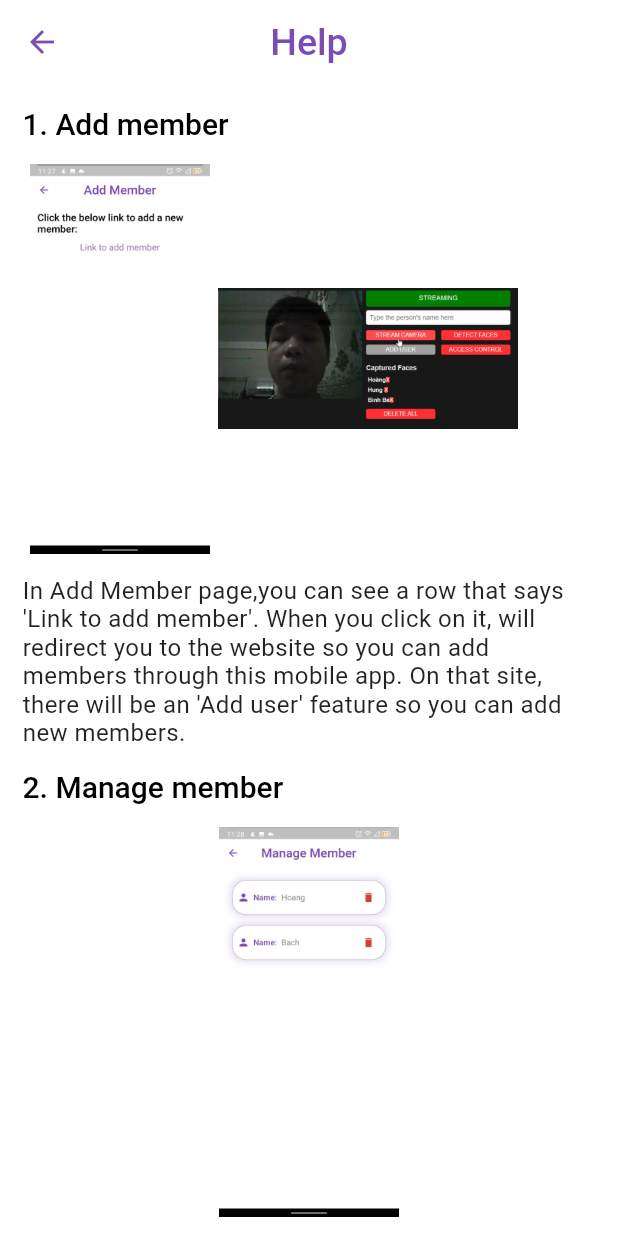
After one commit to Bachhoang2001/App-for-smart-house, a Flutter app: the GuideLine screen opened directly, on a phone screen of 412 x 824 dp. The commit adds this screen. Run offline on Flutter 3.47's test engine with Material 2 defaults, Android fonts, the phone set to English and light mode, and no system bars; our stand-ins replace cloud_firestore, firebase_auth, firebase_core, firebase_database, firebase_messaging, flutter_svg and 2 more; missing offline and left inert: dart:ffi, dart:html, flutter_webview_plugin, webview_flutter_android; accounts and stored records are empty.

Commit message:
Make guideline for user

```diff
--- a/lib/pages/components/custome_drawer.dart
+++ b/lib/pages/components/custome_drawer.dart
@@ -1,4 +1,5 @@
 import 'package:door_manager/constants.dart';
+import 'package:door_manager/pages/help.dart';
 import 'package:door_manager/pages/home.dart';
 import 'package:door_manager/pages/manage_member_page.dart';
 import 'package:door_manager/pages/profile_page.dart';
@@ -123,7 +124,12 @@ class _CustomDrawerState extends State<CustomDrawer> {
                   return HistoryPage();
                 }));
               }),
-              drawerTile(Icons.help_outline, "Help", () {}),
+              drawerTile(Icons.help_outline, "Help", () {
+                Navigator.of(context)
+                    .push(MaterialPageRoute(builder: (context) {
+                  return GuideLine();
+                }));
+              }),
               const Spacer(),
               drawerTile(Icons.power_settings_new_outlined, "Logout", () {
                 FirebaseAuth.instance.signOut().then((value) {
--- /dev/null
+++ b/lib/pages/help.dart
@@ -0,0 +1,230 @@
+import 'package:door_manager/constants.dart';
+import 'package:door_manager/pages/components/appbar_widget.dart';
+import 'package:flutter/material.dart';
+
+class GuideLine extends StatefulWidget {
+  @override
+  _GuideLineState createState() => _GuideLineState();
+}
+
+class _GuideLineState extends State<GuideLine> {
+  Widget build(BuildContext context) {
+    return Scaffold(
+      appBar: buildAppBar(context, 'Help', null),
+      body: SingleChildScrollView(
+        child: Padding(
+          padding:
+              const EdgeInsets.only(left: 15, right: 15, top: 15, bottom: 15),
+          child: Column(
+            mainAxisAlignment: MainAxisAlignment.start,
+            // ignore: prefer_const_literals_to_create_immutables
+            children: [
+              Align(
+                alignment: Alignment.centerLeft,
+                child: Text(
+                  "1. Add member",
+                  style: TextStyle(
+                      color: Colors.black,
+                      fontSize: 20,
+                      fontWeight: FontWeight.w500),
+                ),
+              ),
+              SizedBox(
+                height: 15,
+              ),
+              Row(
+                children: [
+                  Image.asset(
+                    "assets/images/add_member.jpg",
+                    width: 130,
+                    height: 260,
+                  ),
+                  Image.asset(
+                    "assets/images/stream.png",
+                    width: 200,
+                    height: 100,
+                  )
+                ],
+              ),
+              SizedBox(
+                height: 15,
+              ),
+              Text(
+                "In Add Member page,you can see a row that says 'Link to add member'. When you click on it, will redirect you to the website so you can add members through this mobile app. On that site, there will be an 'Add user' feature so you can add new members.",
+                style: TextStyle(fontSize: 16, letterSpacing: 0.3),
+              ),
+              SizedBox(
+                height: 15,
+              ),
+              Align(
+                alignment: Alignment.centerLeft,
+                child: Text(
+                  "2. Manage member",
+                  style: TextStyle(
+                      color: Colors.black,
+                      fontSize: 20,
+                      fontWeight: FontWeight.w500),
+                ),
+              ),
+              SizedBox(
+                height: 15,
+              ),
+              Image.asset(
+                "assets/images/manage_member.jpg",
+                width: 130,
+                height: 260,
+              ),
+              SizedBox(
+                height: 15,
+              ),
+              Text(
+                "In this feature, you can manage all members in the system (they are the ones who can open the door by facial recognition through the 'Add member' feature). If they are no longer in the system you manage, you can remove them from the system so that they can no longer open the door to enter your home.",
+                style: TextStyle(fontSize: 16, letterSpacing: 0.3),
+              ),
+              SizedBox(
+                height: 15,
+              ),
+              Align(
+                alignment: Alignment.centerLeft,
+                child: Text(
+                  "3. Manage history",
+                  style: TextStyle(
+                      color: Colors.black,
+                      fontSize: 20,
+                      fontWeight: FontWeight.w500),
+                ),
+              ),
+              SizedBox(
+                height: 15,
+              ),
+              Image.asset(
+                "assets/images/manage_history.jpg",
+                width: 130,
+                height: 260,
+              ),
+              SizedBox(
+                height: 15,
+              ),
+              Text(
+                "With 'Manage History' you can control who has opened the door to enter your home. And information such as the person opening the door, opening date and time, successful or not open status are all displayed. You can delete someone's entry and exit history if necessary.",
+                style: TextStyle(fontSize: 16, letterSpacing: 0.3),
+              ),
+              SizedBox(
+                height: 15,
+              ),
+              Align(
+                alignment: Alignment.centerLeft,
+                child: Text(
+                  "4. Warning",
+                  style: TextStyle(
+                      color: Colors.black,
+                      fontSize: 20,
+                      fontWeight: FontWeight.w500),
+                ),
+              ),
+              SizedBox(
+                height: 15,
+              ),
+              Row(
+                children: [
+                  Image.asset(
+                    "assets/images/warning_red.jpg",
+                    width: 100,
+                    height: 200,
+                  ),
+                  SizedBox(
+                    width: 10,
+                  ),
+                  Image.asset(
+                    "assets/images/warning_per.jpg",
+                    width: 100,
+                    height: 200,
+                  ),
+                  SizedBox(
+                    width: 10,
+                  ),
+                  Image.asset(
+                    "assets/images/warning.jpg",
+                    width: 100,
+                    height: 200,
+                  ),
+                ],
+              ),
+              SizedBox(
+                height: 15,
+              ),
+              Text(
+                "The most important thing for every home is safety. The 'Warning' feature is created to warn you if someone tries to break into your home (more than 3 times) through facial recognition. If a warning appears, the 'bell' icon will turn red. It will go back to purple once you've viewed that warning.",
+                style: TextStyle(fontSize: 16, letterSpacing: 0.3),
+              ),
+              SizedBox(
+                height: 30,
+              ),
+              Align(
+                alignment: Alignment.centerLeft,
+                child: Column(
+                  children: [
+                    Text(
+                      "If you encounter any problems, do not hesitate to contact us through:",
+                      style: TextStyle(
+                          color: KMainText,
+                          fontSize: 20,
+                          fontWeight: FontWeight.w500),
+                    ),
+                    SizedBox(
+                      height: 10,
+                    ),
+                    Row(
+                      children: [
+                        Icon(
+                          Icons.email,
+                          size: 16,
+                          color: KMainText.withOpacity(.8),
+                        ),
+                        SizedBox(
+                          width: 10,
+                        ),
+                        Text(
+                          "Email: pbl5app@gmail.com",
+                          style: TextStyle(
+                              color: KMainText.withOpacity(.8),
+                              fontSize: 16,
+                              fontStyle: FontStyle.italic),
+                        ),
+                      ],
+                    ),
+                    SizedBox(
+                      height: 5,
+                    ),
+                    Row(
+                      children: [
+                        Icon(
+                          Icons.phone_android,
+                          color: KMainText.withOpacity(.8),
+                          size: 16,
+                        ),
+                        SizedBox(
+                          width: 10,
+                        ),
+                        Text(
+                          "Phone number: 0906123456",
+                          style: TextStyle(
+                              color: KMainText.withOpacity(.8),
+                              fontSize: 16,
+                              fontStyle: FontStyle.italic),
+                        ),
+                      ],
+                    ),
+                    SizedBox(
+                      height: 40,
+                    )
+                  ],
+                ),
+              ),
+            ],
+          ),
+        ),
+      ),
+    );
+  }
+}
```
Also changed, not shown: assets/images/add_member.jpg (added), assets/images/manage_history.jpg (added), assets/images/manage_member.jpg (added), assets/images/stream.png (added), assets/images/warning.jpg (added), assets/images/warning_per.jpg (added), assets/images/warning_red.jpg (added).
